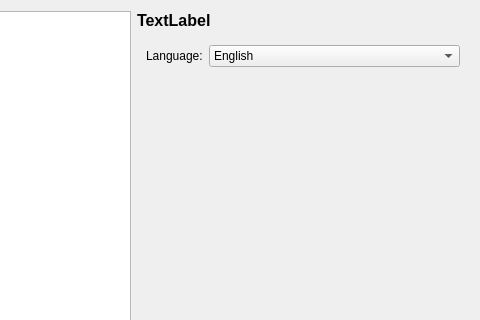
synrand/edim, file settingsdialog.ui: the form before one commit; both pictures show x 136 to 616 and y 0 to 320 of the 616 by 510 pixel window.
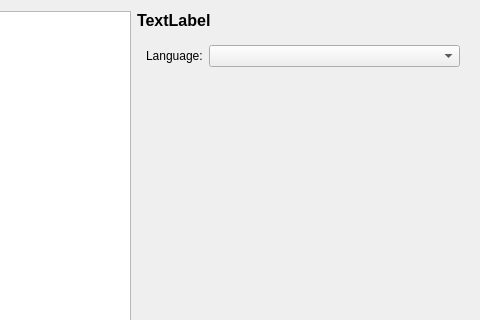
The form after the commit. Icons and pictures are not drawn.

Commit message: Added some nice flags to the settings dialog

Diff of the .ui file:
```diff
--- a/settingsdialog.ui
+++ b/settingsdialog.ui
@@ -106,18 +106,7 @@
             </widget>
            </item>
            <item row="0" column="1">
-            <widget class="QComboBox" name="comboBox">
-             <item>
-              <property name="text">
-               <string>English</string>
-              </property>
-             </item>
-             <item>
-              <property name="text">
-               <string>German</string>
-              </property>
-             </item>
-            </widget>
+            <widget class="QComboBox" name="comboBoxOCRLanguage"/>
            </item>
           </layout>
          </widget>
```
The commit also changes 5 other files.
